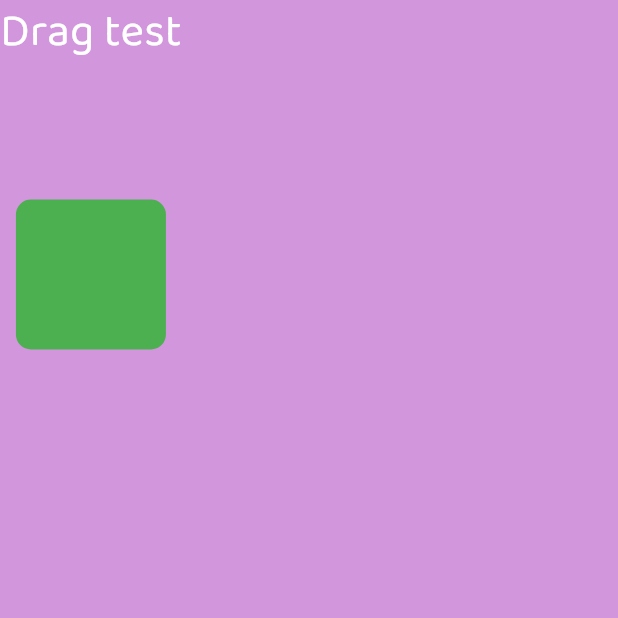
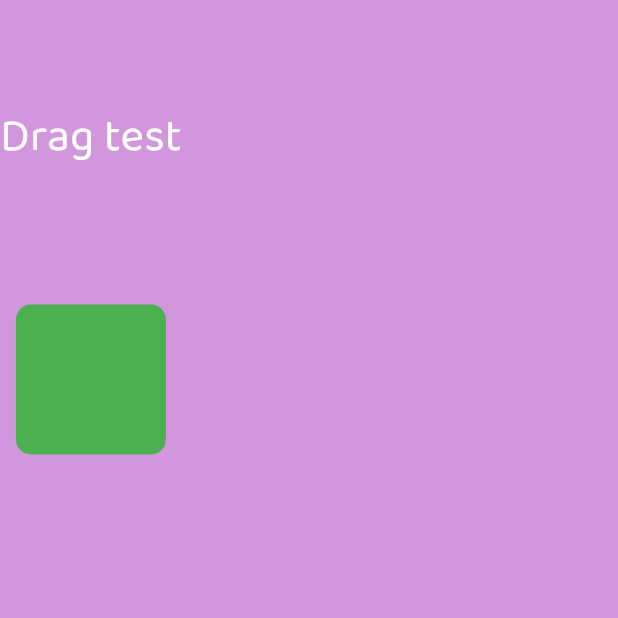
Before and after one commit to Unique-chiemerie/draggable, a Flutter app: the screen it shows after launch, on a phone screen of 412 x 824 dp, the top half of it. Run offline on Flutter 3.47's test engine with Material 2 defaults, Android fonts, the phone set to English and light mode, and no system bars; our stand-ins replace google_fonts.

Commit message:
some thing

```diff
--- a/lib/main.dart
+++ b/lib/main.dart
@@ -13,7 +13,6 @@ void main() {
 // ignore: camel_case_types
 class drag extends StatefulWidget {
   const drag({super.key});
-
   @override
   State<drag> createState() => _dragState();
 }
@@ -28,6 +27,9 @@ class _dragState extends State<drag> {
         body: Column(
           crossAxisAlignment: CrossAxisAlignment.center,
           children: [
+            const SizedBox(
+              height: 70,
+            ),
             Text(
               'Drag test',
               style: GoogleFonts.baloo2(fontSize: 30, color: Colors.white),
@@ -40,27 +42,18 @@ class _dragState extends State<drag> {
                 height: 100,
                 width: 100,
                 decoration: BoxDecoration(
-                  color: Colors.green.withOpacity(20),
+                  color: Colors.green,
                   borderRadius: BorderRadius.circular(10),
                 ),
               ),
               //ondrag start
-              onDragStarted: () {
-                setState(() {
-                  left = left;
-                  top = top;
-                });
-              },
 
               onDragUpdate: (details) {
                 setState(() {
-                  top += details.delta.dx;
-                  left += details.delta.dy;
+                  top += details.delta.dy;
+                  left += details.delta.dx;
                 });
               },
-              child: Positioned(
-                left: left,
-                top: top,
               child: Container(
                 height: 100,
                 width: 100,
@@ -70,7 +63,6 @@ class _dragState extends State<drag> {
                 ),
               ),
             ),
-            ),
           ],
         ));
   }
```
Lines whose indentation alone changed are shown as unchanged.
